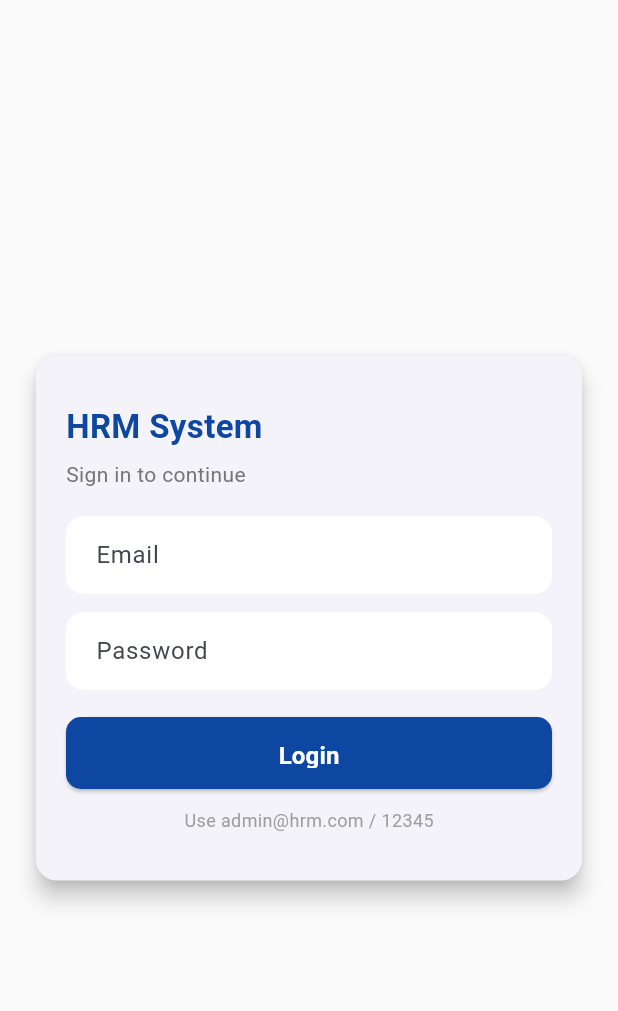
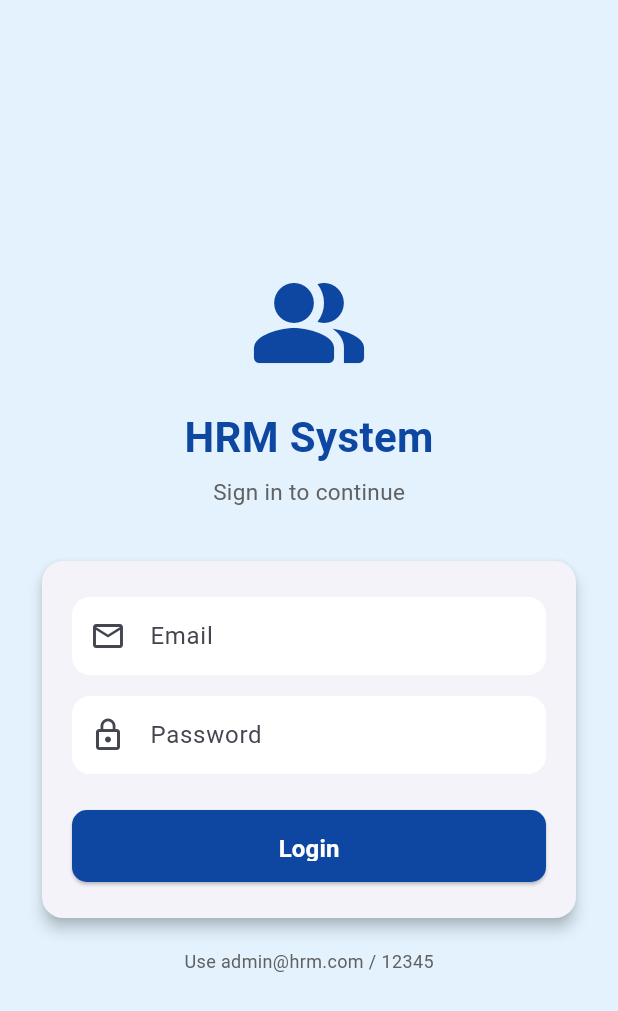
Before and after one commit to MoinHaiderQadir/HRM-Flutter, a Flutter app: the screen it shows after launch, on a phone screen of 412 x 824 dp. Shown: the top 1011 px of the screen. Run offline on Flutter 3.47's test engine with Material 3 defaults, Android fonts, the phone set to English and light mode, and no system bars; our stand-ins replace hive, hive_flutter; accounts and stored records are empty.

Commit message:
Update UI

```diff
--- a/lib/screens/login_screen.dart
+++ b/lib/screens/login_screen.dart
@@ -17,66 +17,84 @@ class _LoginScreenState extends State<LoginScreen> {
 
   @override
   Widget build(BuildContext context) {
-    final width = MediaQuery.of(context).size.width;
-    final isDesktop = width >= 1100;
     return Scaffold(
+      backgroundColor: Colors.blue.shade50,
       body: Center(
         child: SingleChildScrollView(
-          child: ConstrainedBox(
-            constraints: BoxConstraints(maxWidth: isDesktop ? 900 : 420),
-            child: Card(
-              elevation: 6,
-              shape: RoundedRectangleBorder(borderRadius: BorderRadius.circular(14)),
-              margin: const EdgeInsets.all(24),
-              child: Padding(
-                padding: EdgeInsets.symmetric(horizontal: isDesktop ? 40 : 20, vertical: 32),
-                child: Column(
-                  mainAxisSize: MainAxisSize.min,
-                  children: [
-                    Row(
+          child: Padding(
+            padding: const EdgeInsets.all(24.0),
+            child: Column(
+              mainAxisAlignment: MainAxisAlignment.center,
+              children: [
+                Icon(Icons.people_alt_rounded, size: 80, color: Colors.blue.shade900),
+                const SizedBox(height: 16),
+                Text(
+                  "HRM System",
+                  style: TextStyle(
+                    fontSize: 28,
+                    fontWeight: FontWeight.bold,
+                    color: Colors.blue.shade900,
+                  ),
+                ),
+                const SizedBox(height: 6),
+                Text(
+                  "Sign in to continue",
+                  style: TextStyle(color: Colors.grey.shade700, fontSize: 15),
+                ),
+                const SizedBox(height: 32),
+
+                // Form card
+                Card(
+                  elevation: 4,
+                  shape: RoundedRectangleBorder(borderRadius: BorderRadius.circular(14)),
+                  child: Padding(
+                    padding: const EdgeInsets.symmetric(horizontal: 20, vertical: 24),
+                    child: Column(
                       children: [
-                        Expanded(
-                          child: Column(
-                            crossAxisAlignment: CrossAxisAlignment.start,
-                            children: [
-                              Text('HRM System', style: TextStyle(color: Colors.blue.shade900, fontSize: isDesktop ? 28 : 22, fontWeight: FontWeight.w700)),
-                              const SizedBox(height: 6),
-                              Text('Sign in to continue', style: TextStyle(color: Colors.grey.shade600)),
-                            ],
+                        TextField(
+                          controller: emailController,
+                          decoration: const InputDecoration(
+                            labelText: 'Email',
+                            prefixIcon: Icon(Icons.email_outlined),
                           ),
                         ),
-                        if (isDesktop)
-                          SizedBox(
-                            width: 140,
-                            child: Image.network(
-                              'https://i.imgur.com/BoN9kdC.png',
-                              // placeholder svg-ish image, optional - replace with asset later
-                              height: 80,
-                              fit: BoxFit.contain,
-                            ),
+                        const SizedBox(height: 14),
+                        TextField(
+                          controller: passwordController,
+                          decoration: const InputDecoration(
+                            labelText: 'Password',
+                            prefixIcon: Icon(Icons.lock_outline),
                           ),
+                          obscureText: true,
+                        ),
+                        const SizedBox(height: 24),
+
+                        PrimaryButton(
+                          text: "Login",
+                          onPressed: () {
+                            if (emailController.text == adminEmail && passwordController.text == adminPassword) {
+                              Navigator.pushReplacement(
+                                context,
+                                MaterialPageRoute(builder: (_) => const AdminDashboard()),
+                              );
+                            } else {
+                              ScaffoldMessenger.of(context).showSnackBar(
+                                const SnackBar(content: Text("Invalid email or password")),
+                              );
+                            }
+                          },
+                        ),
                       ],
                     ),
-                    const SizedBox(height: 18),
-                    TextField(controller: emailController, decoration: const InputDecoration(labelText: 'Email')),
-                    const SizedBox(height: 12),
-                    TextField(controller: passwordController, decoration: const InputDecoration(labelText: 'Password'), obscureText: true),
-                    const SizedBox(height: 18),
-                    PrimaryButton(
-                      text: 'Login',
-                      onPressed: () {
-                        if (emailController.text == adminEmail && passwordController.text == adminPassword) {
-                          Navigator.pushReplacement(context, MaterialPageRoute(builder: (_) => const AdminDashboard()));
-                        } else {
-                          ScaffoldMessenger.of(context).showSnackBar(const SnackBar(content: Text('Invalid credentials')));
-                        }
-                      },
-                    ),
-                    const SizedBox(height: 12),
-                    Text('Use admin@hrm.com / 12345', style: TextStyle(color: Colors.grey.shade500, fontSize: 12)),
-                  ],
+                  ),
                 ),
-              ),
+
+                const SizedBox(height: 16),
+                Text(
+                  "Use admin@hrm.com / 12345",
+                  style: TextStyle(fontSize: 12, color: Colors.grey.shade700),
+                ),
+              ],
             ),
           ),
         ),
```
Also changed, not shown: lib/screens/admin_dashboard.dart (+82 -140 lines), lib/screens/employee_list_screen.dart (+41 -50 lines), lib/widgets/sidebar.dart (deleted, +0 -58 lines), lib/widgets/custom_button.dart (deleted), lib/widgets/custom_textfield.dart (deleted).
